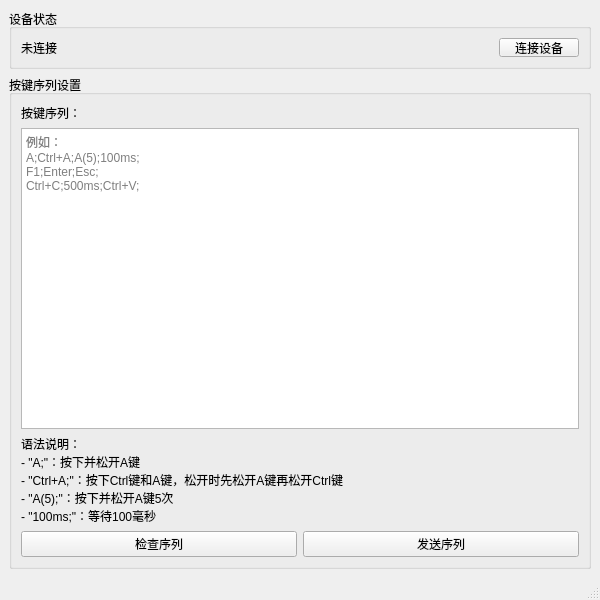
Qt form autokey_tool/mainwindow.ui (zhuxiao147/AutoKey) before a commit.
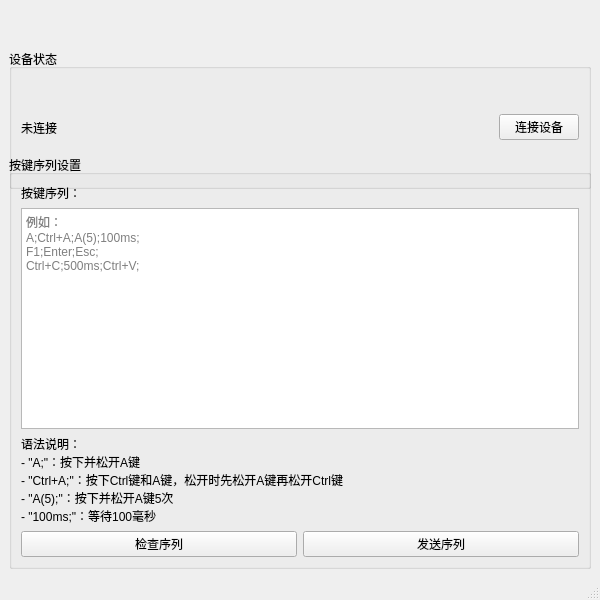
The same form after that commit.

The edit to the form file:
```diff
--- a/autokey_tool/mainwindow.ui
+++ b/autokey_tool/mainwindow.ui
@@ -26,7 +26,7 @@
       <property name="minimumSize">
        <size>
         <width>0</width>
-        <height>60</height>
+        <height>140</height>
        </size>
       </property>
       <property name="maximumSize">
```
